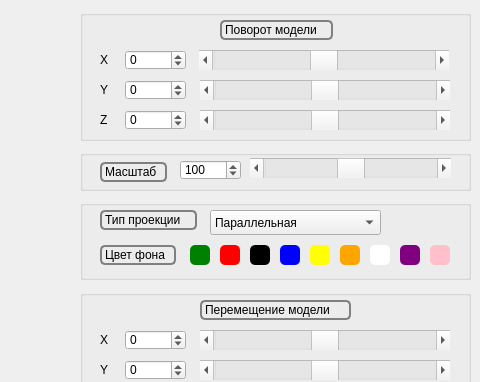
Old version of the form src/front/mainwindow.ui in the repository fatkheev/3DViewer; both pictures show x 580 to 1060 and y 0 to 382 of the 1060 by 697 pixel window.
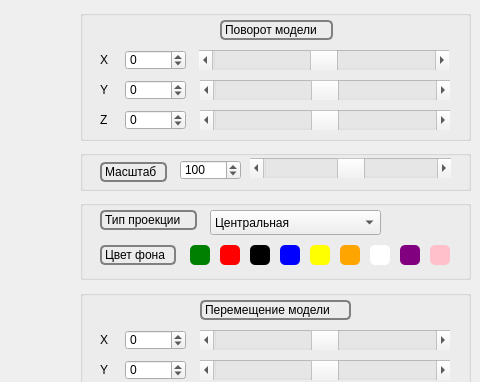
New version of the form. Custom widgets are drawn as their Qt base class.

Diff of the .ui file:
```diff
--- a/src/front/mainwindow.ui
+++ b/src/front/mainwindow.ui
@@ -51,7 +51,7 @@
      </property>
      <item>
       <property name="text">
-       <string>Параллельная</string>
+       <string>Центральная</string>
       </property>
      </item>
      <item>
```
Left out of the diff: 2 changed lines with no effect on the pictures.
